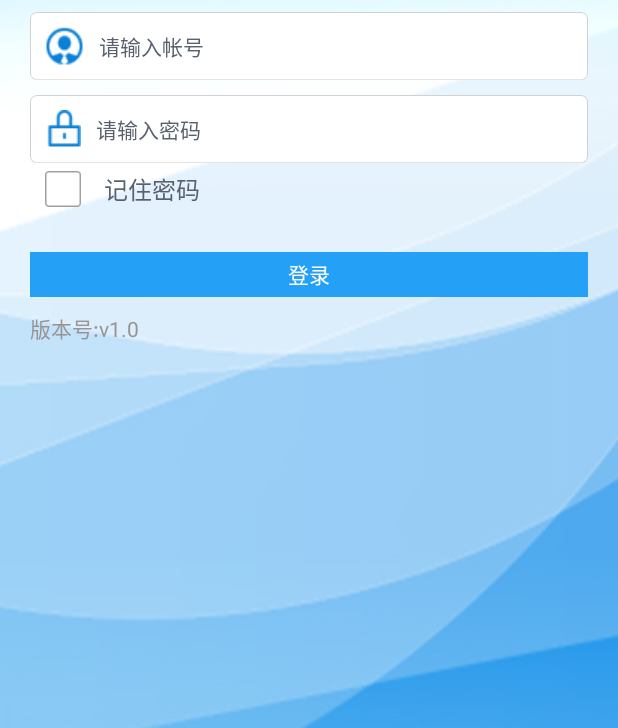
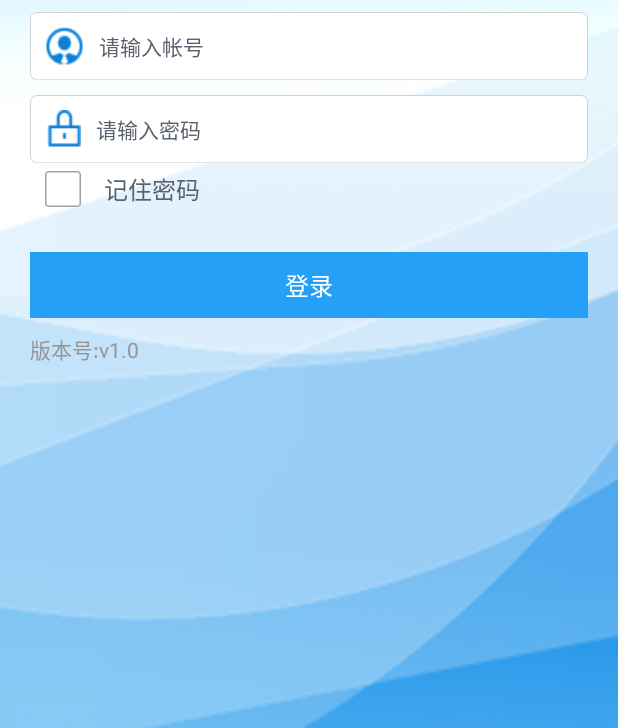
Before and after one commit to mengyuanCheng/android_jk_main, an Android app: the screen it shows after launch (LoginActivity), on a phone screen of 412 x 824 dp, the part 508-1236 px from its top. Run offline under Robolectric (Android 15) with nearby library versions, the phone set to English and light mode, and no system bars.

Commit message:
更改了 xml布局界面的一些东西

```diff
--- a/app/src/main/res/layout/login.xml
+++ b/app/src/main/res/layout/login.xml
@@ -71,11 +71,13 @@
     <Button
         android:id="@+id/login_button"
         android:layout_width="match_parent"
-        android:layout_height="30dp"
+        android:layout_height="wrap_content"
         android:layout_below="@id/content_layout"
         android:layout_marginTop="30dp"
+        android:padding="10dp"
         android:background="#25A0F7"
-        style="@style/buttonText"
+        android:textSize="16sp"
+        android:textColor="@color/white"
         android:text="@string/login_label_signin" />
 
      <TextView
--- a/app/src/main/res/layout/peixiang.xml
+++ b/app/src/main/res/layout/peixiang.xml
@@ -55,7 +55,7 @@
         android:layout_height="100dp"
         android:background="#FB7F2C"
         android:gravity="center"
-        android:text="配箱"
+        android:text="配袋"
         android:layout_marginTop="22dp"
         android:layout_below="@+id/title_layout"
          />
```
Also changed, not shown: app/src/main/java/com/grgbanking/ct/Constants.java (+5 -3 lines), app/src/main/res/layout/activity_handover_work.xml (+8 -8 lines), app/src/main/res/layout/peixiangdetail.xml (+5 -5 lines).
